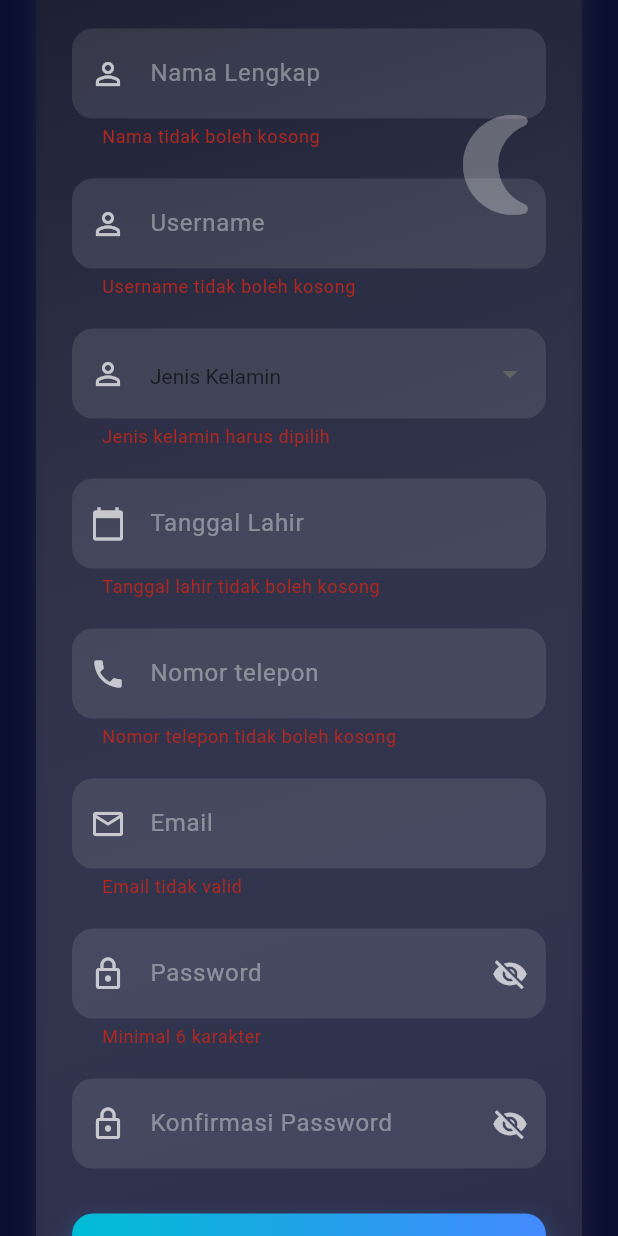
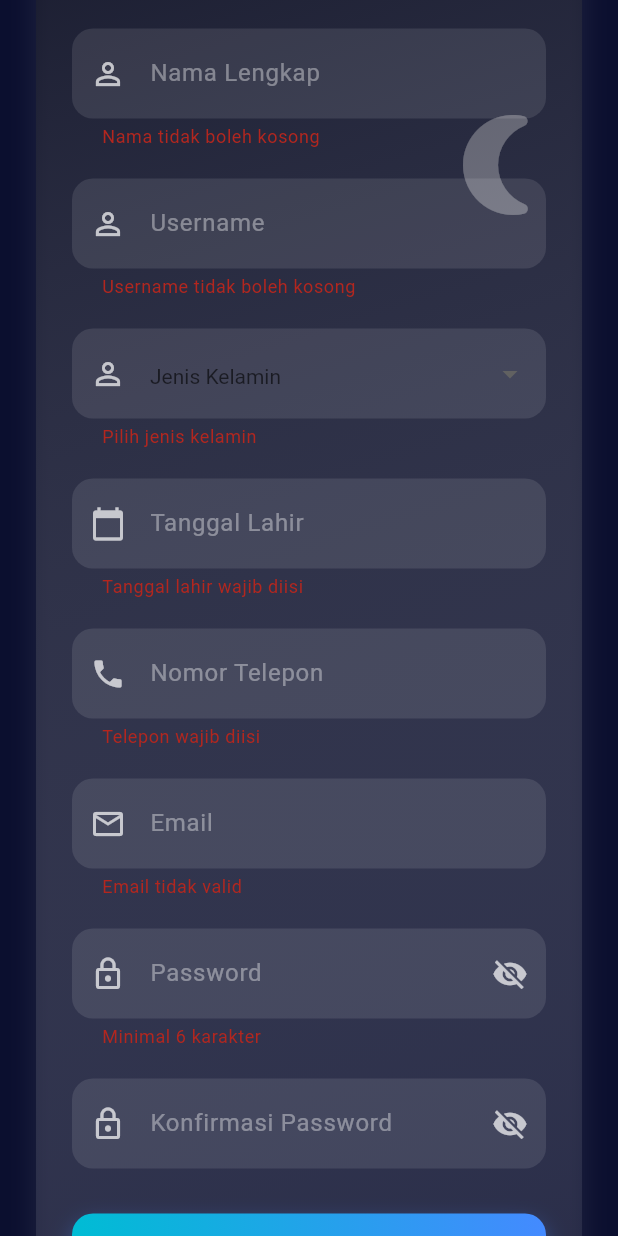
Before and after one commit to riziqhilmi/Insomnia-Mobile, a Flutter app: the RegisterScreen screen opened directly, scrolled down 194 dp, after a tap on "Daftar", on a phone screen of 412 x 824 dp. Run offline on Flutter 3.47's test engine with Material 3 defaults, Android fonts, the phone set to English and light mode, and no system bars; drawn by our look-alikes of animated_background; our stand-ins replace get, google_fonts, shared_preferences; accounts and stored records are empty.

Commit message:
register connection and change language

```diff
--- a/lib/page/profile_page.dart
+++ b/lib/page/profile_page.dart
@@ -92,9 +92,9 @@ class ProfilePage extends StatelessWidget {
                       isSecurity: true),
                   _buildButton(
                       context, 'Peraturan notifikasi', Icons.notifications),
-                  _buildButton(context, 'Bahasa', Icons.language,
+                  _buildButton(context, 'bahasa'.tr, Icons.language,
                       isLanguage: true),
-                  _buildButton(context, 'Tentang Aplikasi', Icons.info,
+                  _buildButton(context, 'Tentang Aplikasi'.tr, Icons.info,
                       isAboutApp: true), // <- Tambahkan flag baru
                   _buildButton(context, 'Keluar Akun', Icons.logout,
                       isLogout: true),
@@ -148,7 +148,7 @@ class ProfilePage extends StatelessWidget {
                     email: _maskEmail(email),
                   ));
             } else if (isLanguage) {
-              Get.to(() => const LanguageSelectionApp());
+              Get.to(() => const LanguageSelectionScreen());
             } else if (isAboutApp) {
               Get.to(() => const TentangAplikasiPage());
             } else if (isLogout) {
--- a/lib/screens/register_screen.dart
+++ b/lib/screens/register_screen.dart
@@ -1,5 +1,8 @@
+import 'dart:convert';
 import 'package:flutter/material.dart';
+import 'package:http/http.dart' as http;
 import 'package:animated_background/animated_background.dart';
+import 'package:insomnia_app/screens/login_screen.dart';
 import '../widgets/custom_button.dart';
 
 class RegisterScreen extends StatefulWidget {
@@ -13,52 +16,111 @@ class _RegisterScreenState extends State<RegisterScreen>
     with TickerProviderStateMixin {
   final _formKey = GlobalKey<FormState>();
 
-  final _nameController = TextEditingController();
-  final _usernameController = TextEditingController();
+  final namaDepanC = TextEditingController();
+  final usernameC = TextEditingController();
   final _birthDateController = TextEditingController();
   final _phoneController = TextEditingController();
   final _emailController = TextEditingController();
   final _passwordController = TextEditingController();
   final _confirmPasswordController = TextEditingController();
-
+  String? _gender;
   bool _isPasswordVisible = false;
   bool _isConfirmVisible = false;
-  String? _gender; // Untuk menyimpan pilihan jenis kelamin
 
-  // Fungsi untuk membuka date picker
   Future<void> _selectDate(BuildContext context) async {
     final DateTime? picked = await showDatePicker(
       context: context,
-      initialDate: DateTime.now(),
+      initialDate: DateTime(2000),
       firstDate: DateTime(1900),
       lastDate: DateTime.now(),
     );
     if (picked != null) {
       setState(() {
-        _birthDateController.text = "${picked.day}/${picked.month}/${picked.year}";
+        _birthDateController.text =
+            "${picked.day}/${picked.month}/${picked.year}";
       });
     }
   }
 
-  void _handleRegister() {
-    if (_formKey.currentState!.validate()) {
+  Future<void> _handleRegister() async {
+    if (!_formKey.currentState!.validate()) return;
+
+    final url = Uri.parse("http://127.0.0.1:5000/register");
+
+    final Map<String, dynamic> body = {
+      "nama_lengkap": namaDepanC.text,
+      "username": usernameC.text,
+      "jenis_kelamin": _gender,
+      "tanggal_lahir": _birthDateController.text,
+      "telepon": _phoneController.text,
+      "role": "user", // bisa disesuaikan
+      "email": _emailController.text,
+      "password": _passwordController.text,
+    };
+
+    try {
+      final response = await http.post(
+        url,
+        headers: {"Content-Type": "application/json"},
+        body: jsonEncode(body),
+      );
+
+      final data = jsonDecode(response.body);
+
+      if (response.statusCode == 200 &&
+          data['status'] == 'Registration successful') {
+        showDialog(
+          context: context,
+          builder: (_) => AlertDialog(
+            backgroundColor: const Color(0xFF0B0F2F),
+            title:
+                const Text("Berhasil", style: TextStyle(color: Colors.white)),
+            content: const Text("Registrasi berhasil! Silakan login.",
+                style: TextStyle(color: Colors.white70)),
+            actions: [
+              TextButton(
+                onPressed: () {
+                  Navigator.pop(context); // Tutup dialog
                   Navigator.pushReplacement(
                     context,
-        PageRouteBuilder(
-          transitionDuration: const Duration(milliseconds: 700),
-          pageBuilder: (_, __, ___) => const SuccessPage(),
-          transitionsBuilder: (_, animation, __, child) {
-            return FadeTransition(opacity: animation, child: child);
+                    MaterialPageRoute(builder: (_) => const LoginScreen()),
+                  );
                 },
+                child: const Text("OK",
+                    style: TextStyle(color: Colors.cyanAccent)),
+              )
+            ],
           ),
         );
+      } else {
+        _showError(data['message'] ?? "Registrasi gagal. Coba lagi.");
       }
+    } catch (e) {
+      _showError("Terjadi kesalahan saat menghubungi server.");
+    }
+  }
+
+  void _showError(String message) {
+    showDialog(
+      context: context,
+      builder: (_) => AlertDialog(
+        backgroundColor: const Color(0xFF0B0F2F),
+        title: const Text("Gagal", style: TextStyle(color: Colors.white)),
+        content: Text(message, style: const TextStyle(color: Colors.white70)),
+        actions: [
+          TextButton(
+            onPressed: () => Navigator.pop(context),
+            child: const Text("OK", style: TextStyle(color: Colors.cyanAccent)),
+          )
+        ],
+      ),
+    );
   }
 
   @override
   void dispose() {
-    _nameController.dispose();
-    _usernameController.dispose();
+    namaDepanC.dispose();
+    usernameC.dispose();
     _birthDateController.dispose();
     _phoneController.dispose();
     _emailController.dispose();
@@ -73,7 +135,6 @@ class _RegisterScreenState extends State<RegisterScreen>
       backgroundColor: const Color(0xFF0B0F2F),
       body: Stack(
         children: [
-          // Partikel bintang
           AnimatedBackground(
             vsync: this,
             behaviour: RandomParticleBehaviour(
@@ -92,15 +153,12 @@ class _RegisterScreenState extends State<RegisterScreen>
             ),
             child: Container(),
           ),
-
-          // Bulan
           const Positioned(
             top: 70,
             right: 40,
-            child: Icon(Icons.nightlight_round, size: 80, color: Colors.white38),
+            child:
+                Icon(Icons.nightlight_round, size: 80, color: Colors.white38),
           ),
-
-          // Form Register
           SafeArea(
             child: Center(
               child: SingleChildScrollView(
@@ -110,7 +168,7 @@ class _RegisterScreenState extends State<RegisterScreen>
                     gradient: LinearGradient(
                       colors: [
                         Colors.black.withOpacity(0.4),
-                        Colors.white.withOpacity(0.05),
+                        Colors.white.withOpacity(0.05)
                       ],
                       begin: Alignment.topLeft,
                       end: Alignment.bottomRight,
@@ -134,117 +192,99 @@ class _RegisterScreenState extends State<RegisterScreen>
                             size: 72, color: Colors.white),
                         const SizedBox(height: 12),
                         const Text("Buat Akun Baru",
-                            style: TextStyle(
-                                fontSize: 16,
-                                color: Colors.white60,
-                                fontWeight: FontWeight.w300)),
+                            style:
+                                TextStyle(fontSize: 16, color: Colors.white60)),
                         const Text("Sign Up",
                             style: TextStyle(
                                 fontSize: 32,
                                 fontWeight: FontWeight.bold,
                                 color: Colors.white)),
                         const SizedBox(height: 36),
-
-                        // Nama Lengkap
                         _buildInput(
-                          controller: _nameController,
+                            controller: namaDepanC,
                             icon: Icons.person_outline,
                             hint: "Nama Lengkap",
-                          validator: (val) => val!.isEmpty ? 'Nama tidak boleh kosong' : null,
-                        ),
+                            validator: (val) => val!.isEmpty
+                                ? 'Nama tidak boleh kosong'
+                                : null),
                         const SizedBox(height: 20),
-
-                        // Username
                         _buildInput(
-                          controller: _usernameController,
+                            controller: usernameC,
                             icon: Icons.person_outline,
                             hint: "Username",
-                          validator: (val) => val!.isEmpty ? 'Username tidak boleh kosong' : null,
-                        ),
+                            validator: (val) => val!.isEmpty
+                                ? 'Username tidak boleh kosong'
+                                : null),
                         const SizedBox(height: 20),
-
-                        // Jenis Kelamin (Dropdown)
                         _buildInput(
-                          controller: null, // Tidak perlu controller untuk dropdown
+                            controller: null,
                             icon: Icons.person_outline,
                             hint: "Jenis Kelamin",
-                          validator: (val) => _gender == null ? 'Jenis kelamin harus dipilih' : null,
-                          dropdownItems: [
-                            const DropdownMenuItem(
-                              value: "Laki-laki",
-                              child: Text("Laki-laki"),
-                            ),
-                            const DropdownMenuItem(
-                              value: "Perempuan",
-                              child: Text("Perempuan"),
-                            ),
-                          ],
-                        ),
+                            validator: (val) =>
+                                _gender == null ? 'Pilih jenis kelamin' : null,
+                            dropdownItems: const [
+                              DropdownMenuItem(
+                                  value: "Laki-laki", child: Text("Laki-laki")),
+                              DropdownMenuItem(
+                                  value: "Perempuan", child: Text("Perempuan")),
+                            ]),
                         const SizedBox(height: 20),
-
-                        // Tanggal Lahir (Date Picker)
                         _buildInput(
                             controller: _birthDateController,
                             icon: Icons.calendar_today,
                             hint: "Tanggal Lahir",
-                          validator: (val) => val!.isEmpty ? 'Tanggal lahir tidak boleh kosong' : null,
                             isDatePicker: true,
-                        ),
+                            validator: (val) => val!.isEmpty
+                                ? 'Tanggal lahir wajib diisi'
+                                : null),
                         const SizedBox(height: 20),
-
-                        // Nomor Telepon (Keyboard Numerik)
                         _buildInput(
                             controller: _phoneController,
                             icon: Icons.phone,
-                          hint: "Nomor telepon",
-                          validator: (val) => val!.isEmpty ? 'Nomor telepon tidak boleh kosong' : null,
-                        ),
+                            hint: "Nomor Telepon",
+                            validator: (val) =>
+                                val!.isEmpty ? 'Telepon wajib diisi' : null),
                         const SizedBox(height: 20),
-
-                        // Email
                         _buildInput(
                             controller: _emailController,
                             icon: Icons.email_outlined,
                             hint: "Email",
-                          validator: (val) => val!.contains("@") ? null : 'Email tidak valid',
-                        ),
+                            validator: (val) => val!.contains("@")
+                                ? null
+                                : 'Email tidak valid'),
                         const SizedBox(height: 20),
-
-                        // Password
                         _buildInput(
                             controller: _passwordController,
                             icon: Icons.lock_outline,
                             hint: "Password",
                             obscure: !_isPasswordVisible,
-                          suffix: _visibilityIcon(
-                              _isPasswordVisible, () => setState(() => _isPasswordVisible = !_isPasswordVisible)),
-                          validator: (val) => val!.length < 6 ? 'Minimal 6 karakter' : null,
-                        ),
+                            suffix: _visibilityIcon(_isPasswordVisible, () {
+                              setState(() =>
+                                  _isPasswordVisible = !_isPasswordVisible);
+                            }),
+                            validator: (val) =>
+                                val!.length < 6 ? 'Minimal 6 karakter' : null),
                         const SizedBox(height: 20),
-
-                        // Konfirmasi Password
                         _buildInput(
                             controller: _confirmPasswordController,
                             icon: Icons.lock_outline,
                             hint: "Konfirmasi Password",
                             obscure: !_isConfirmVisible,
-                          suffix: _visibilityIcon(
-                              _isConfirmVisible, () => setState(() => _isConfirmVisible = !_isConfirmVisible)),
+                            suffix: _visibilityIcon(_isConfirmVisible, () {
+                              setState(
+                                  () => _isConfirmVisible = !_isConfirmVisible);
+                            }),
                             validator: (val) => val != _passwordController.text
                                 ? 'Password tidak cocok'
-                              : null,
-                        ),
+                                : null),
                         const SizedBox(height: 30),
-
                         CustomButton(
                           text: "Daftar",
                           onPressed: _handleRegister,
                           gradient: const LinearGradient(
-                            colors: [Colors.cyan, Colors.blueAccent],
-                          ),
+                              colors: [Colors.cyan, Colors.blueAccent]),
                         ),
                         const SizedBox(height: 25),
-
                         Row(
                           mainAxisAlignment: MainAxisAlignment.center,
                           children: [
@@ -265,7 +305,7 @@ class _RegisterScreenState extends State<RegisterScreen>
                 ),
               ),
             ),
-          )
+          ),
         ],
       ),
     );
@@ -287,7 +327,38 @@ class _RegisterScreenState extends State<RegisterScreen>
         child: AbsorbPointer(
           child: TextFormField(
             controller: controller,
-            decoration: InputDecoration(
+            decoration: _inputDecoration(icon, hint),
+            style: const TextStyle(color: Colors.white),
+            validator: validator,
+            enabled: false,
+          ),
+        ),
+      );
+    } else if (dropdownItems != null) {
+      return DropdownButtonFormField<String>(
+        value: _gender,
+        decoration: _inputDecoration(icon, hint),
+        style: const TextStyle(color: Colors.white),
+        dropdownColor: const Color(0xFF0B0F2F),
+        items: dropdownItems,
+        onChanged: (value) => setState(() => _gender = value),
+        validator: validator,
+      );
+    } else {
+      return TextFormField(
+        controller: controller,
+        obscureText: obscure,
+        validator: validator,
+        style: const TextStyle(color: Colors.white),
+        keyboardType:
+            hint == "Nomor Telepon" ? TextInputType.phone : TextInputType.text,
+        decoration: _inputDecoration(icon, hint).copyWith(suffixIcon: suffix),
+      );
+    }
+  }
+
+  InputDecoration _inputDecoration(IconData icon, String hint) {
+    return InputDecoration(
       filled: true,
       fillColor: Colors.white10,
       prefixIcon: Icon(icon, color: Colors.white70),
@@ -298,60 +369,7 @@ class _RegisterScreenState extends State<RegisterScreen>
         borderSide: BorderSide.none,
       ),
       contentPadding: const EdgeInsets.symmetric(vertical: 18, horizontal: 16),
-            ),
-            style: const TextStyle(color: Colors.white),
-            validator: validator,
-            enabled: false,
-          ),
-        ),
     );
-    } else if (dropdownItems != null) {
-      return DropdownButtonFormField<String>(
-        value: _gender,
-        decoration: InputDecoration(
-          filled: true,
-          fillColor: Colors.white10,
-          prefixIcon: Icon(icon, color: Colors.white70),
-          hintText: hint,
-          hintStyle: const TextStyle(color: Colors.white38),
-          border: OutlineInputBorder(
-            borderRadius: BorderRadius.circular(14),
-            borderSide: BorderSide.none,
-          ),
-          contentPadding: const EdgeInsets.symmetric(vertical: 18, horizontal: 16),
-        ),
-        style: const TextStyle(color: Colors.white),
-        dropdownColor: const Color(0xFF0B0F2F), // Sesuai tema
-        items: dropdownItems,
-        onChanged: (String? newValue) {
-          setState(() {
-            _gender = newValue;
-          });
-        },
-        validator: validator,
-      );
-    } else {
-      return TextFormField(
-        controller: controller,
-        obscureText: obscure,
-        validator: validator,
-        style: const TextStyle(color: Colors.white),
-        keyboardType: hint == "Nomor telepon" ? TextInputType.number : TextInputType.text,
-        decoration: InputDecoration(
-          filled: true,
-          fillColor: Colors.white10,
-          prefixIcon: Icon(icon, color: Colors.white70),
-          suffixIcon: suffix,
-          hintText: hint,
-          hintStyle: const TextStyle(color: Colors.white38),
-          border: OutlineInputBorder(
-            borderRadius: BorderRadius.circular(14),
-            borderSide: BorderSide.none,
-          ),
-          contentPadding: const EdgeInsets.symmetric(vertical: 18, horizontal: 16),
-        ),
-      );
-    }
   }
 
   Widget _visibilityIcon(bool visible, VoidCallback onPressed) {
--- a/lib/utils/localization-service.dart
+++ b/lib/utils/localization-service.dart
@@ -5,32 +5,20 @@ class LocalizationService extends Translations {
   Map<String, Map<String, String>> get keys => {
         'en_US': {
           "mulai": "Start",
+
+          "tentang aplikasi": "About Application",
           "hello": "Hello US",
           "laporan_terbaru": "Latest Report",
           "bahasa": "Languages",
           "pengaturan": "Settings",
           "pilih_bahasa": "Choose Languages",
+          "Pilih bahasa pilihan Anda untuk melanjutkan": "Choose your preferred language to continue",
           "bantuan": "Help",
-          "tentang_aplikasi": "About",
           "keluar_desk": "Are you sure want to logout?",
           "keluar": "Logout",
           "batal": "Cancel",
           "iya": "Yes",
-          "laporan_usaha": "Bussiness Report",
-          "daftar_usaha": "Bussiness Lists",
-          "informasi_akun": "Account Information",
-          "pengaduan": "Complaint",
-          "pilih_usaha": "Please choose your bussiness section to show the data, however you can change it later",
-          "tanggal_awal": "Start Date",
-          "tanggal_akhir": "End Date",
-          "pilih_tanggal": "Choose Date",
-          "pilih_bulan": "Choose Month",
-          "rekap_data": "Export Data",
-          "home_desc": "Below is a report about your business development",
-          "mode_gelap": "Dark Mode",
-          "rekap_usaha":
-              "Please fill the blank below to generate your financial report, report correspond with active bussiness on bussiness list feature"
-        },
+          },
         'id_ID': {
           "mulai": "Mulai",
           "hello": "Hello ID",
@@ -38,27 +26,13 @@ class LocalizationService extends Translations {
           "bahasa": "Bahasa",
           "pengaturan": "Pengaturan",
           "pilih_bahasa": "Pilih Bahasa",
+          "Pilih bahasa pilihan Anda untuk melanjutkan": "Pilih bahasa pilihan Anda untuk melanjutkan",
           "bantuan": "Bantuan",
-          "tentang_aplikasi": "Tentang",
+          "tentang_aplikasi": "Tentang Aplikasi",
           "keluar_desk": "Apakah anda yakin untuk keluar?",
           "keluar": "Keluar",
           "batal": "Batal",
           "iya": "Iya",
-          "laporan_usaha": "Laporan Usaha",
-          "daftar_usaha": "Daftar Usaha",
-          "informasi_akun": "Informasi Akun",
-          "pengaduan": "Pengaduan",
-          "tanggal_awal": "Tanggal Awal",
-          "tanggal_akhir": "Tanggal Akhir",
-          "pilih_tanggal": "Pilih Tanggal",
-          "pilih_bulan": "Pilih Bulan",
-          "rekap_data": "Rekap Data",
-          "home_desc": "Dibawah ini laporan tentang perkembangan usaha anda",
-          "mode_gelap": "Mode Gelap",
-          "pilih_usaha":
-              "Pilih usaha untuk ditampilkan di seluruh aplikasi, anda bisa mengubah kembali pada lain waktu",
-          "rekap_usaha":
-              "Isi kolom dibawah ini untuk merekap laporan keuangan anda, rekap usaha sesuai dengan usaha yang aktif di fitur daftar usaha",
-        }
+         }
       };
 }
--- a/lib/widgets/splash_button.dart
+++ b/lib/widgets/splash_button.dart
@@ -1,5 +1,6 @@
 import 'package:flutter/material.dart';
 import 'package:get/get.dart';
+import 'package:insomnia_app/page/home_page.dart';
 import '../screens/login_screen.dart'; // Pastikan path-nya sesuai dengan struktur foldermu
 
 class SplashNextButton extends StatelessWidget {
@@ -22,6 +23,7 @@ class SplashNextButton extends StatelessWidget {
           onPressed: () {
             Navigator.push(
               context,
+              // MaterialPageRoute(builder: (context) => const HomePage()),
               MaterialPageRoute(builder: (context) => const LoginScreen()),
             );
           },
--- a/pubspec.yaml
+++ b/pubspec.yaml
@@ -37,6 +37,7 @@ dependencies:
   get: ^4.7.2
   google_fonts: ^6.1.0
   http: ^1.4.0
+  shared_preferences: ^2.5.3
 
 dev_dependencies:
   # The "flutter_lints" package below contains a set of recommended lints to
```
Also changed, not shown: lib/page/language_page.dart (+87 -81 lines), pubspec.lock, 1 other file. Lines whose indentation alone changed are shown as unchanged.
